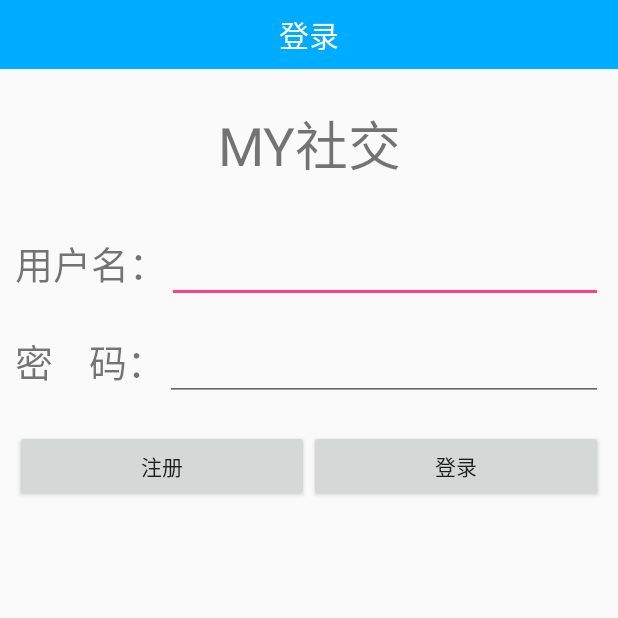
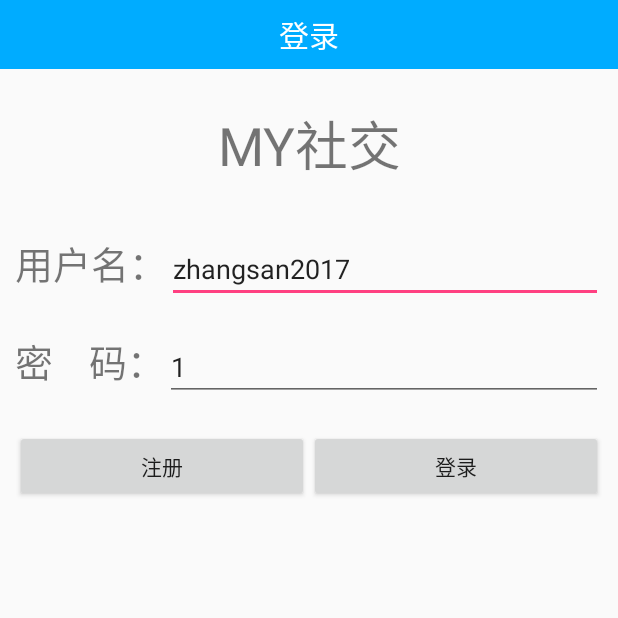
Before and after one commit to zhangsan2016/MyIM, an Android app: the screen it shows after launch (LoginActivity), on a phone screen of 412 x 824 dp, the top half of it. Run offline under Robolectric (Android 15) with nearby library versions, the phone set to English and light mode, and no system bars; 5 statements that could not run were skipped.

Commit message:
2017年9月29日 10:11:41

```diff
--- a/app/src/main/java/im/ldgd/com/myim/controller/activity/MainActivity.java
+++ b/app/src/main/java/im/ldgd/com/myim/controller/activity/MainActivity.java
@@ -69,6 +69,8 @@ public class MainActivity extends FragmentActivity {
             }
 
         });
+
+        rgMain.check(R.id.rb_main_chat);
     }
 
 
--- a/app/src/main/res/layout/activity_login.xml
+++ b/app/src/main/res/layout/activity_login.xml
@@ -41,11 +41,12 @@
 
         <EditText
             android:id="@+id/et_login_name"
+            android:layout_width="match_parent"
+            android:layout_height="wrap_content"
+            android:inputType="text"
+            android:lines="1"
             android:maxLines="1"
-            android:lines="1"
-            android:inputType="text"
-            android:layout_width="match_parent"
-            android:layout_height="wrap_content" />
+            android:text="zhangsan2017" />
 
     </LinearLayout>
 
@@ -65,7 +66,8 @@
             android:id="@+id/et_login_pwd"
             android:layout_width="match_parent"
             android:layout_height="wrap_content"
-            android:inputType="number" />
+            android:inputType="number"
+            android:text="1" />
 
     </LinearLayout>
 
--- a/app/src/main/res/layout/fragment_setting.xml
+++ b/app/src/main/res/layout/fragment_setting.xml
@@ -29,9 +29,11 @@
     </ScrollView>
 
     <Button
+
         android:id="@+id/bt_setting_out"
         android:layout_width="match_parent"
         android:layout_height="60dp"
+        android:textAllCaps="false"
         android:background="@color/holo_red_light"
         android:text="退    出"
         android:textColor="@android:color/white"
```
Also changed, not shown: app/src/main/java/im/ldgd/com/myim/controller/fragment/SettingFragment.java (+68 -2 lines).
